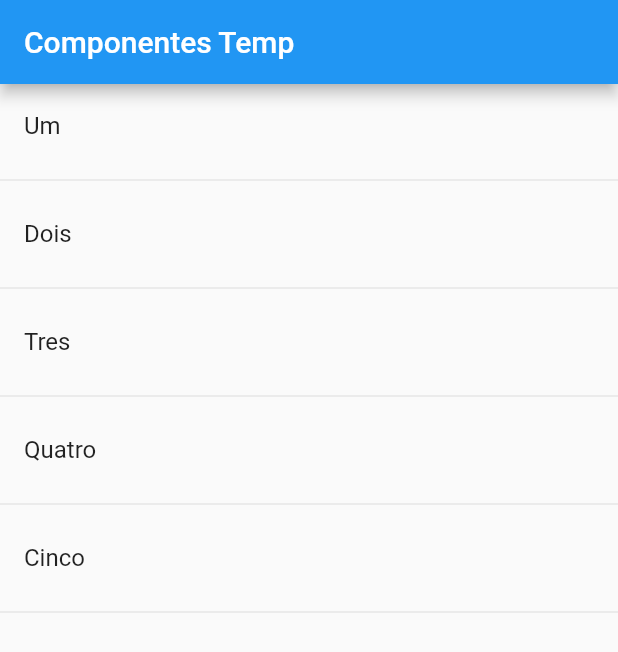
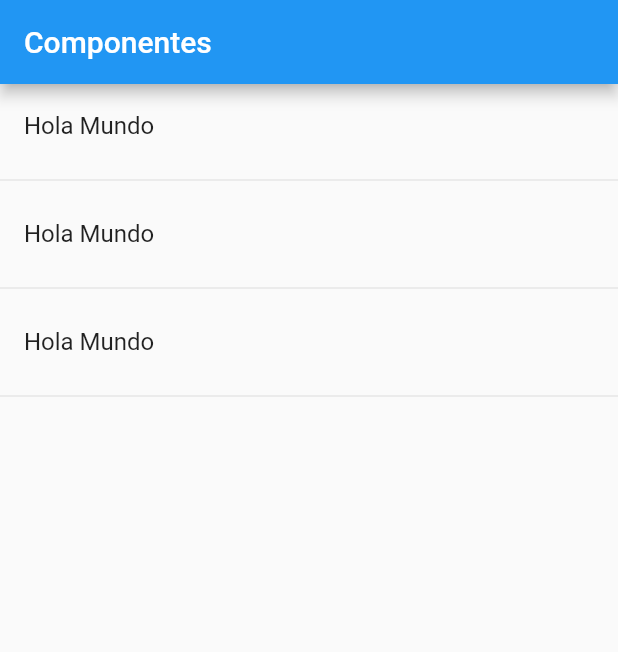
Before and after one commit to adilsontchameia/componentes, a Flutter app: the screen it shows after launch, on a phone screen of 412 x 824 dp. Shown: the top 652 px of the screen. Run offline on Flutter 3.47's test engine with Material 2 defaults, Android fonts, the phone set to English and light mode, and no system bars.

Commit message:
Pagina de componentes

```diff
--- a/lib/main.dart
+++ b/lib/main.dart
@@ -1,4 +1,5 @@
-import 'package:componentes/src/pages/home_temp.dart';
+import 'package:componentes/src/pages/home_page.dart';
+//import 'package:componentes/src/pages/home_temp.dart';
 import 'package:flutter/material.dart';
 
 void main() => runApp(MyApp());
@@ -6,9 +7,9 @@ void main() => runApp(MyApp());
 class MyApp extends StatelessWidget {
   @override
   Widget build(BuildContext context) {
-    return MaterialApp(
+    return const MaterialApp(
         title: 'Material App',
         debugShowCheckedModeBanner: false,
-        home: HomePageTemp());
+        home: HomePage());
   }
 }
--- /dev/null
+++ b/lib/src/pages/home_page.dart
@@ -0,0 +1,38 @@
+import 'package:flutter/material.dart';
+
+class HomePage extends StatelessWidget {
+  const HomePage({Key? key}) : super(key: key);
+
+  @override
+  Widget build(BuildContext context) {
+    return Scaffold(
+      appBar: AppBar(
+        title: Text('Componentes'),
+      ),
+      body: _lista(),
+    );
+  }
+
+  Widget _lista() {
+    return ListView(
+      children: _listaItens(),
+    );
+  }
+
+  List<Widget> _listaItens() {
+    return [
+      ListTile(
+        title: Text('Hola Mundo'),
+      ),
+      Divider(),
+      ListTile(
+        title: Text('Hola Mundo'),
+      ),
+      Divider(),
+      ListTile(
+        title: Text('Hola Mundo'),
+      ),
+      Divider()
+    ];
+  }
+}
```
Also changed, not shown: lib/src/pages/home_temp.dart (+20 -1 lines).
